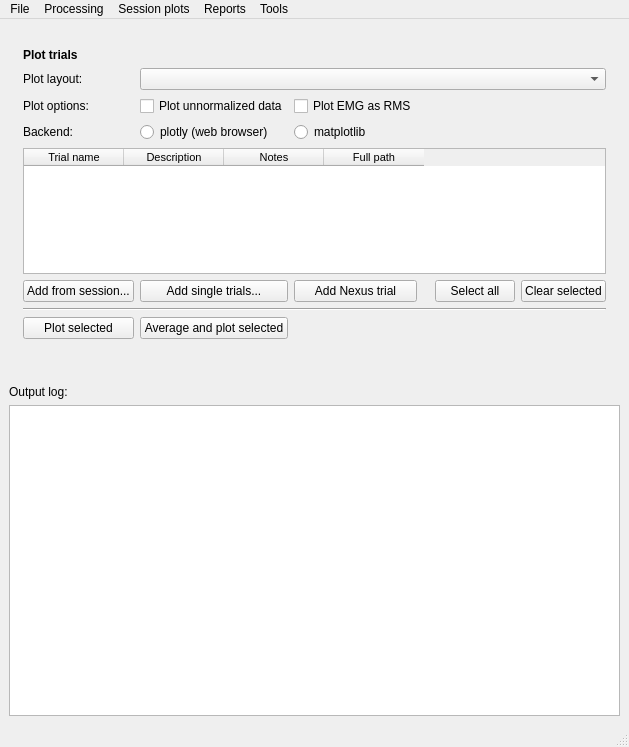
First picture: the form in gaitutils/gui/gaitmenu.ui, repository NCH-Motion-Laboratory/gaitutils, before the edit.
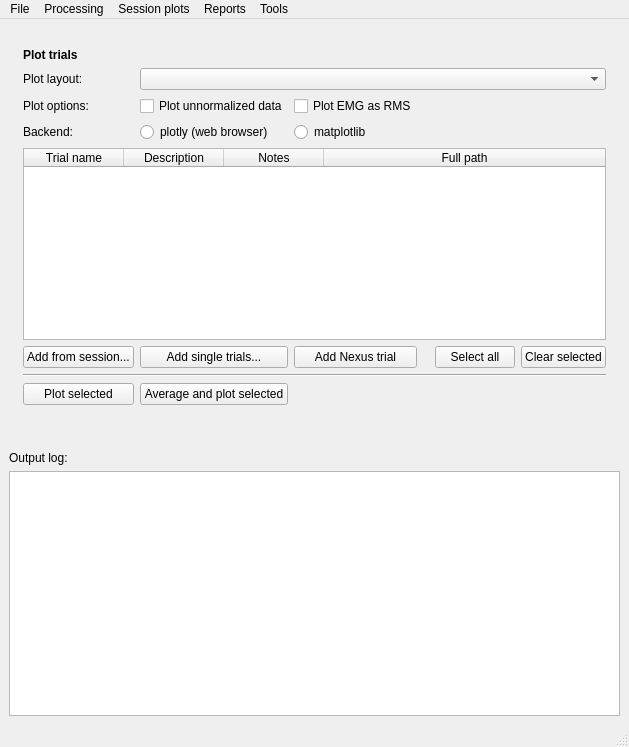
Second picture: the form after the edit.

Commit message: implement dbl click on trial & tbl fixes

```diff
--- a/gaitutils/gui/gaitmenu.ui
+++ b/gaitutils/gui/gaitmenu.ui
@@ -204,10 +204,10 @@
       <item row="9" column="1" colspan="7">
        <widget class="QTableWidget" name="tableTrials">
         <property name="styleSheet">
-         <string notr="true">font: 8pt;</string>
+         <string notr="true"/>
         </property>
         <property name="sizeAdjustPolicy">
-         <enum>QAbstractScrollArea::AdjustToContents</enum>
+         <enum>QAbstractScrollArea::AdjustIgnored</enum>
         </property>
         <property name="editTriggers">
          <set>QAbstractItemView::NoEditTriggers</set>
@@ -219,7 +219,7 @@
          <enum>QAbstractItemView::SelectRows</enum>
         </property>
         <attribute name="horizontalHeaderStretchLastSection">
-         <bool>false</bool>
+         <bool>true</bool>
         </attribute>
         <attribute name="verticalHeaderVisible">
          <bool>false</bool>
```
The commit also changes 1 other file.
